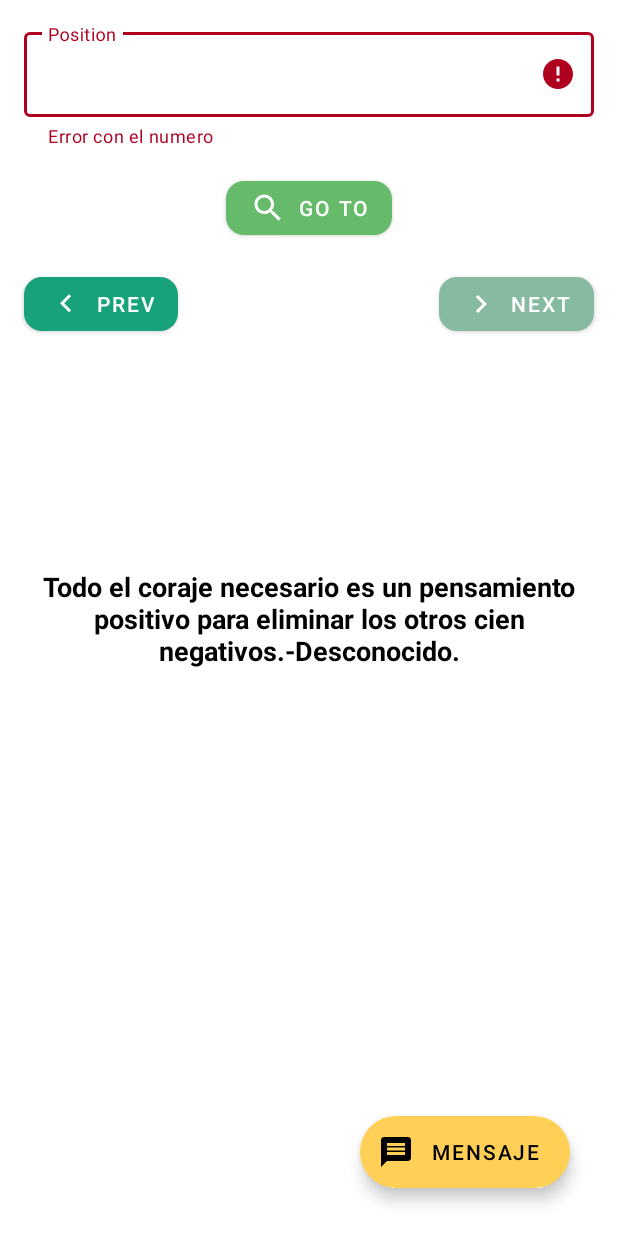
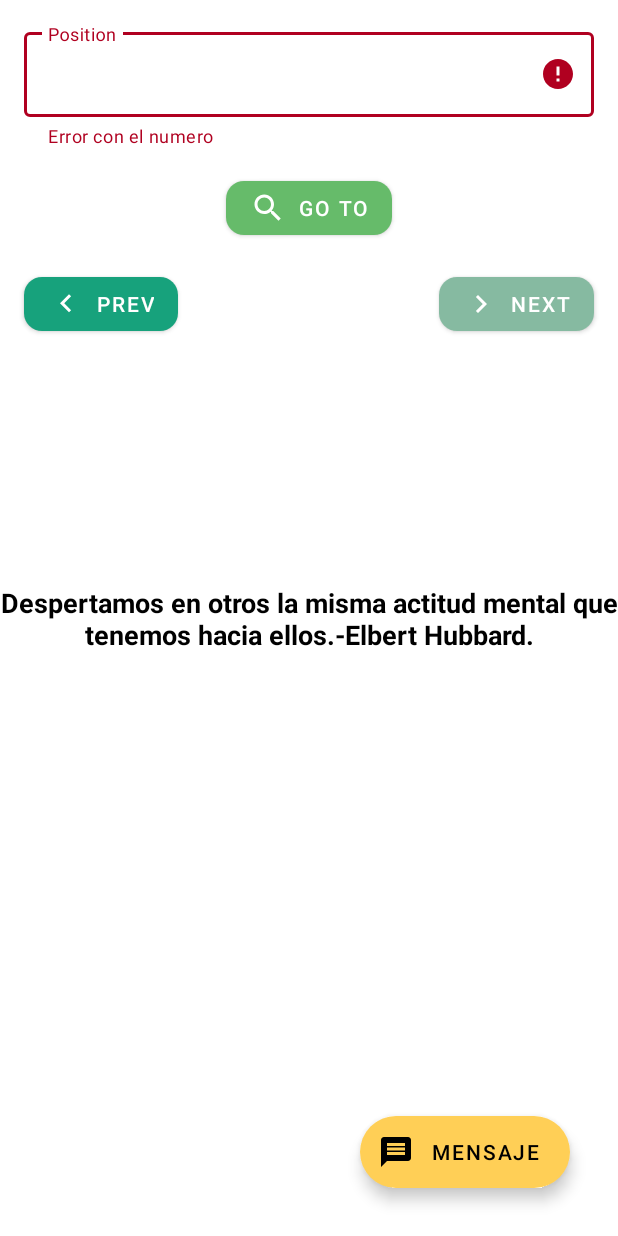
Before and after one commit to Segovfrank/IoPensoPositivo, an Android app: the screen it shows after launch (MainActivity), after a tap on "PREV", on a phone screen of 412 x 824 dp. Run offline under Robolectric (Android 15) with nearby library versions, the phone set to English and light mode, and no system bars; 2 other taps on this screen came first.

Commit message:
V1.0 - Init

```diff
--- a/app/src/main/java/com/example/myapplication/MainActivity.kt
+++ b/app/src/main/java/com/example/myapplication/MainActivity.kt
@@ -162,10 +162,13 @@ class MainActivity : AppCompatActivity() {
         prevBtn = findViewById(R.id.btn_prev)
         nextBtn = findViewById(R.id.btn_next)
 
-        textView.text = mensajesPositivos[Random.nextInt(mensajesPositivos.size)]
+        currentPosition = Random.nextInt(mensajesPositivos.size)
+
+        textView.text = mensajesPositivos[currentPosition]
 
         button.setOnClickListener {
-            textView.text = mensajesPositivos[Random.nextInt(mensajesPositivos.size)]
+            currentPosition = Random.nextInt(mensajesPositivos.size)
+            textView.text = mensajesPositivos[currentPosition]
         }
 
         nextBtn.setOnClickListener {
@@ -194,7 +197,6 @@ class MainActivity : AppCompatActivity() {
                 textLayout.error = "Error con el numero"
             }
         }
-
     }
 
     private fun checkPosition(){
```
